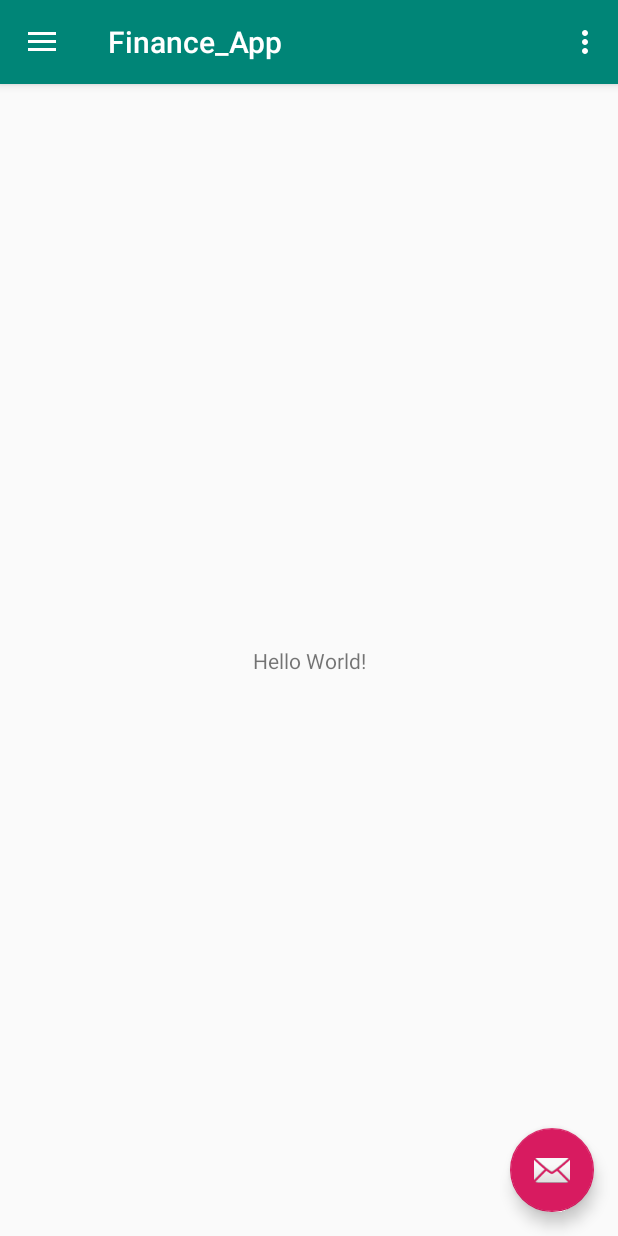
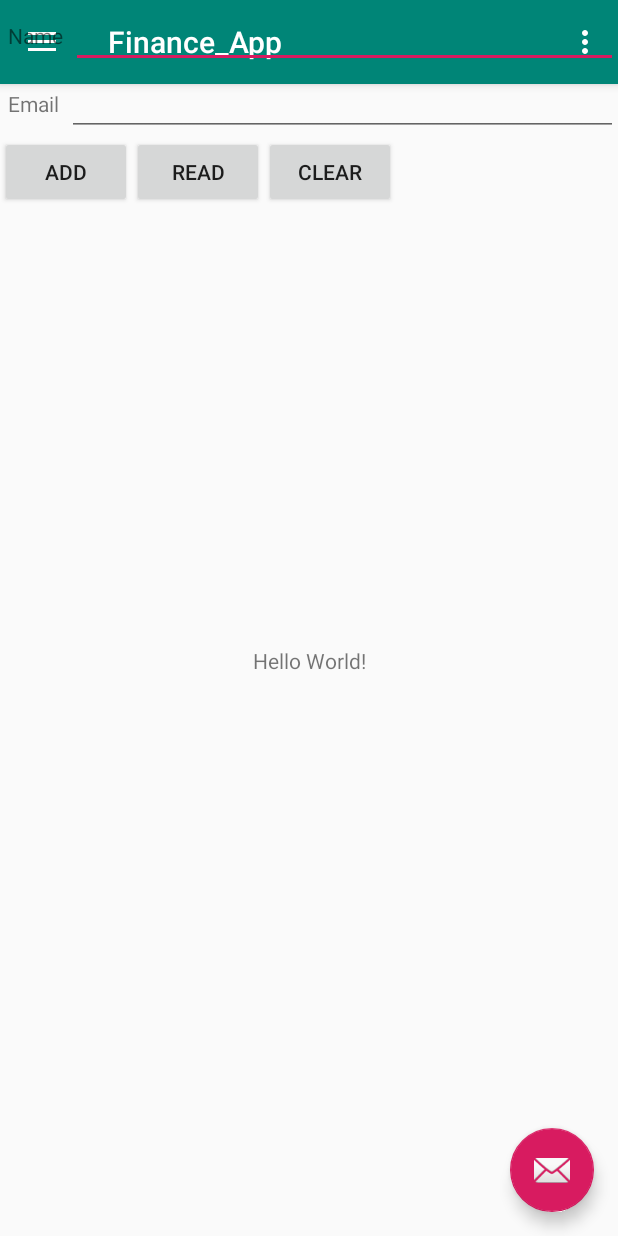
Before and after one commit to Dovbaka/Finance_App, an Android app: the screen it shows after launch (MainActivity), in the side drawer, after a tap on "Gallery", on a phone screen of 412 x 824 dp. Run offline under Robolectric (Android 15) with nearby library versions, the phone set to English and light mode, and no system bars; 2 statements that could not run were skipped.

```diff
--- a/app/src/main/java/com/example/finance_app/MainActivity.java
+++ b/app/src/main/java/com/example/finance_app/MainActivity.java
@@ -1,8 +1,11 @@
 package com.example.finance_app;
 
+import android.content.ContentValues;
+import android.database.Cursor;
 import android.os.Bundle;
 import android.support.design.widget.FloatingActionButton;
 import android.support.design.widget.Snackbar;
+import android.util.Log;
 import android.view.View;
 import android.support.design.widget.NavigationView;
 import android.support.v4.view.GravityCompat;
@@ -12,9 +15,22 @@ import android.support.v7.app.AppCompatActivity;
 import android.support.v7.widget.Toolbar;
 import android.view.Menu;
 import android.view.MenuItem;
+import android.widget.Button;
+import android.widget.EditText;
 
 public class MainActivity extends AppCompatActivity
-        implements NavigationView.OnNavigationItemSelectedListener {
+        implements NavigationView.OnNavigationItemSelectedListener, View.OnClickListener {
+
+    final String LOG_TAG = "myLogs";
+
+    Button btnAdd, btnRead, btnClear;
+    EditText etName, etEmail;
+    BD db;
+    Cursor cursor;
+
+
+
+
 
     @Override
     protected void onCreate(Bundle savedInstanceState) {
@@ -32,6 +48,21 @@ public class MainActivity extends AppCompatActivity
             }
         });
 
+        btnAdd = (Button) findViewById(R.id.btnAdd);
+        btnAdd.setOnClickListener(this);
+
+        btnRead = (Button) findViewById(R.id.btnRead);
+        btnRead.setOnClickListener(this);
+
+        btnClear = (Button) findViewById(R.id.btnClear);
+        btnClear.setOnClickListener(this);
+
+        etName = (EditText) findViewById(R.id.etName);
+        etEmail = (EditText) findViewById(R.id.etEmail);
+
+        db = new BD(this);
+        db.open();
+
         DrawerLayout drawer = (DrawerLayout) findViewById(R.id.drawer_layout);
         ActionBarDrawerToggle toggle = new ActionBarDrawerToggle(
                 this, drawer, toolbar, R.string.navigation_drawer_open, R.string.navigation_drawer_close);
@@ -40,6 +71,8 @@ public class MainActivity extends AppCompatActivity
 
         NavigationView navigationView = (NavigationView) findViewById(R.id.nav_view);
         navigationView.setNavigationItemSelectedListener(this);
+
+
     }
 
     @Override
@@ -98,4 +131,43 @@ public class MainActivity extends AppCompatActivity
         drawer.closeDrawer(GravityCompat.START);
         return true;
     }
+
+    @Override
+    public void onClick(View v) {
+        String name = etName.getText().toString();
+        String email = etEmail.getText().toString();
+        switch (v.getId()) {
+            case R.id.btnAdd:
+              //00  Log.d("Mylog","dd");
+                db.addRec(name,email);
+
+            case R.id.btnRead: /*
+                Log.d("Mylog","dd");
+                cursor = db.getAllData();
+                if (cursor.moveToFirst()) {
+
+                    // определяем номера столбцов по имени в выборке
+                    int idColIndex = cursor.getColumnIndex("id");
+                    int nameColIndex = cursor.getColumnIndex("name");
+                    int emailColIndex = cursor.getColumnIndex("text");
+
+                    do {
+                        // получаем значения по номерам столбцов и пишем все в лог
+                        Log.d(LOG_TAG,
+                                "ID = " + cursor.getInt(idColIndex) +
+                                        ", name = " + cursor.getString(nameColIndex) +
+                                        ", email = " + cursor.getString(emailColIndex));
+                        // переход на следующую строку
+                        // а если следующей нет (текущая - последняя), то false - выходим из цикла
+                    } while (cursor.moveToNext());
+                } else {
+                    Log.d(LOG_TAG, "0 rows");
+                cursor.close();}*/
+                break;
+        } }
+    protected void onDestroy() {
+        super.onDestroy();
+        // закрываем подключение при выходе
+        db.close();
+    }
 }
--- a/app/src/main/res/layout/activity_main.xml
+++ b/app/src/main/res/layout/activity_main.xml
@@ -1,4 +1,5 @@
 <?xml version="1.0" encoding="utf-8"?>
+
 <android.support.v4.widget.DrawerLayout xmlns:android="http://schemas.android.com/apk/res/android"
     xmlns:app="http://schemas.android.com/apk/res-auto"
     xmlns:tools="http://schemas.android.com/tools"
@@ -22,4 +23,73 @@
         app:headerLayout="@layout/nav_header_main"
         app:menu="@menu/activity_main_drawer" />
 
+    <LinearLayout
+        xmlns:android="http://schemas.android.com/apk/res/android"
+        android:layout_width="fill_parent"
+        android:layout_height="fill_parent"
+        android:orientation="vertical">
+        <LinearLayout
+            android:id="@+id/linearLayout1"
+            android:layout_width="match_parent"
+            android:layout_height="wrap_content">
+            <TextView
+                android:layout_width="wrap_content"
+                android:layout_height="wrap_content"
+                android:text="Name"
+                android:layout_marginLeft="5dp"
+                android:layout_marginRight="5dp">
+            </TextView>
+            <EditText
+                android:id="@+id/etName"
+                android:layout_width="wrap_content"
+                android:layout_height="wrap_content"
+                android:layout_weight="1">
+                <requestFocus>
+                </requestFocus>
+            </EditText>
+        </LinearLayout>
+        <LinearLayout
+            android:id="@+id/linearLayout3"
+            android:layout_width="match_parent"
+            android:layout_height="wrap_content">
+            <TextView
+                android:id="@+id/textView2"
+                android:layout_width="wrap_content"
+                android:layout_height="wrap_content"
+                android:text="Email"
+                android:layout_marginLeft="5dp"
+                android:layout_marginRight="5dp">
+            </TextView>
+            <EditText
+                android:id="@+id/etEmail"
+                android:layout_width="wrap_content"
+                android:layout_height="wrap_content"
+                android:layout_weight="1">
+            </EditText>
+        </LinearLayout>
+        <LinearLayout
+            android:id="@+id/linearLayout2"
+            android:layout_width="match_parent"
+            android:layout_height="wrap_content">
+            <Button
+                android:id="@+id/btnAdd"
+                android:layout_width="wrap_content"
+                android:layout_height="wrap_content"
+                android:text="Add">
+            </Button>
+            <Button
+                android:id="@+id/btnRead"
+                android:layout_width="wrap_content"
+                android:layout_height="wrap_content"
+                android:text="Read">
+            </Button>
+            <Button
+                android:id="@+id/btnClear"
+                android:layout_width="wrap_content"
+                android:layout_height="wrap_content"
+                android:text="Clear">
+            </Button>
+        </LinearLayout>
+    </LinearLayout>
+
 </android.support.v4.widget.DrawerLayout>
--- a/build.gradle
+++ b/build.gradle
@@ -7,7 +7,7 @@ buildscript {
 
     }
     dependencies {
-        classpath 'com.android.tools.build:gradle:3.3.1'
+        classpath 'com.android.tools.build:gradle:3.3.2'
 
         // NOTE: Do not place your application dependencies here; they belong
         // in the individual module build.gradle files
```
